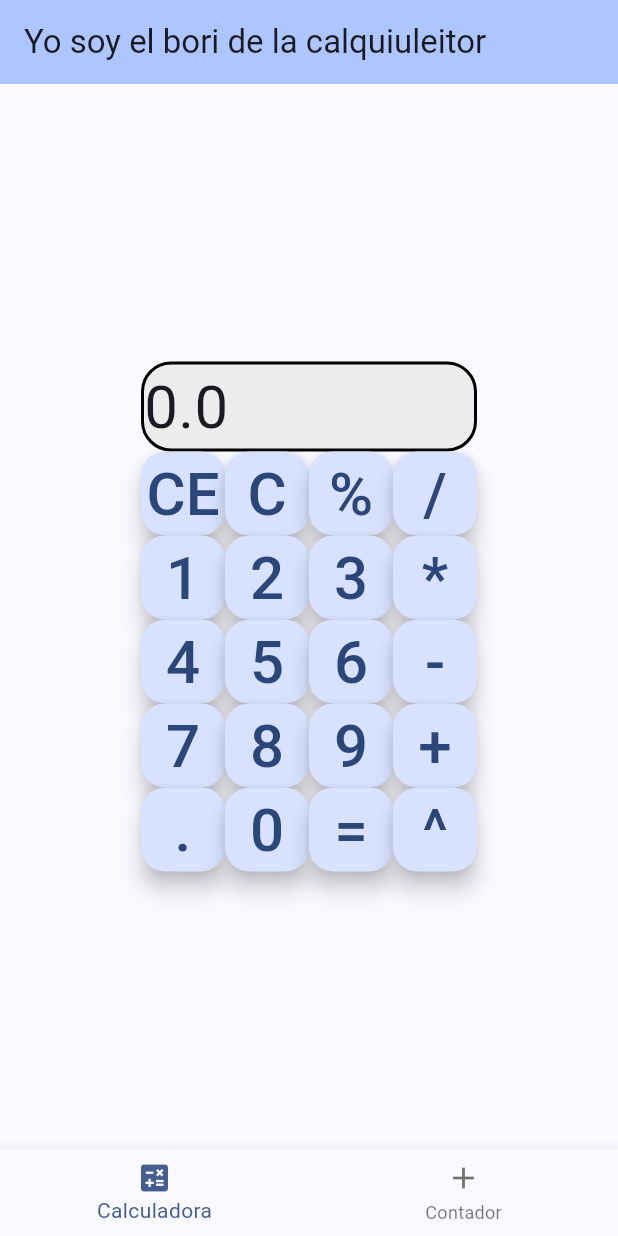
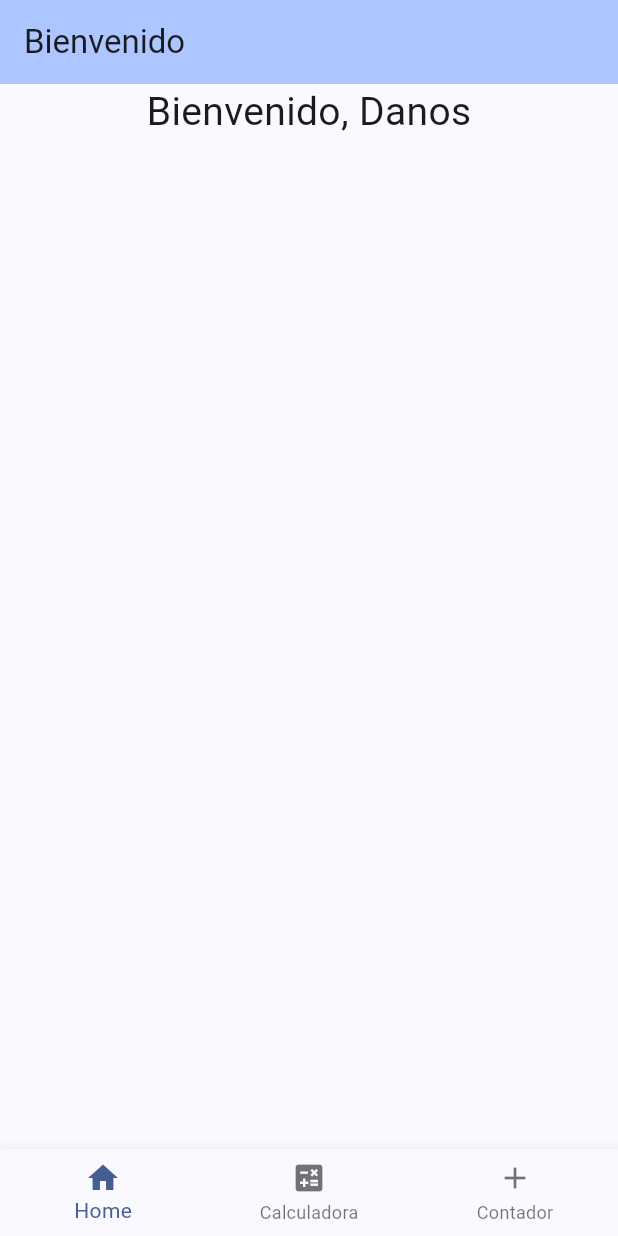
Before and after one commit to Danyaell/First_App_Flutter_PM1, a Flutter app: the screen it shows after launch, on a phone screen of 412 x 824 dp. Run offline on Flutter 3.47's test engine with Material 3 defaults, Android fonts, the phone set to English and light mode, and no system bars.

Commit message:
login-and-welcome-views

```diff
--- a/lib/app.dart
+++ b/lib/app.dart
@@ -1,10 +1,10 @@
 import 'package:flutter/material.dart';
-import 'package:sumador/views/calc.dart';
-import 'views/doritos.dart';
+import 'package:sumador/views/login.dart';
 import 'navi.dart';
 
 class MiPrimeraAPP extends StatelessWidget {
   const MiPrimeraAPP({super.key});
+  static var isLoggedIn = true;
 
 // This widget is the root of your application.
   @override
@@ -17,7 +17,7 @@ class MiPrimeraAPP extends StatelessWidget {
         ),
         useMaterial3: true,
       ),
-      home: const Navi(),
+      home: isLoggedIn ? const Navi() : const Login(titulo: "Ingresa tu nombre")
     );
   }
 }
--- a/lib/navi.dart
+++ b/lib/navi.dart
@@ -1,6 +1,7 @@
 import "package:flutter/material.dart";
 import "package:sumador/views/calc.dart";
 import "package:sumador/views/doritos.dart";
+import "package:sumador/views/welcome.dart";
 
 class Navi extends StatefulWidget {
   const Navi({super.key});
@@ -11,11 +12,14 @@ class Navi extends StatefulWidget {
 class _NaviState extends State<Navi> {
   int _indice = 0;
   final _cuerpo = [
+    const Welcome(
+      titulo: "Bienvenido"
+    ),
     const Calculadora(
-      titulo: "Yo soy el bori de la calquiuleitor",
+      titulo: "Calculadora",
     ),
     const Doritos(
-      titulo: "Yo soy el bori del contador",
+      titulo: "Contador",
     )
   ];
 
@@ -31,6 +35,9 @@ class _NaviState extends State<Navi> {
           });
         },
         items: const [
+        BottomNavigationBarItem(icon: Icon(Icons.home),
+        label: "Home",
+        ),
         BottomNavigationBarItem(icon: Icon(Icons.calculate),
         label: "Calculadora",
         ),
--- /dev/null
+++ b/lib/views/welcome.dart
@@ -0,0 +1,34 @@
+import "package:flutter/material.dart";
+
+class Welcome extends StatefulWidget {
+  const Welcome({super.key, required this.titulo});
+  final String titulo;
+
+  @override
+  State<Welcome> createState() => _WelcomeState();
+}
+
+class _WelcomeState extends State<Welcome> {
+  final String _userName = "Danos";
+
+  @override
+  Widget build(BuildContext context) {
+    return Scaffold(
+        appBar: AppBar(
+          title: Text(widget.titulo),
+          backgroundColor: Theme.of(context).colorScheme.inversePrimary,
+        ),
+        body: Center(
+          child: Column(
+            children: [
+              Text(
+                "Bienvenido, $_userName",
+                style: const TextStyle(
+                  fontSize: 26
+                ),
+              ),
+            ],
+          ),
+        ));
+  }
+}
```
Also changed, not shown: lib/views/login.dart (added, +61 -0 lines), 1 other file.
